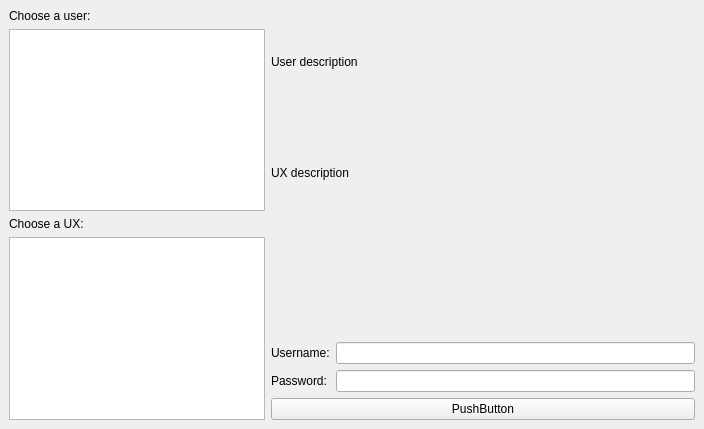
First picture: the form in src/uxselect.ui, repository bwachter/uxselect, before the edit.
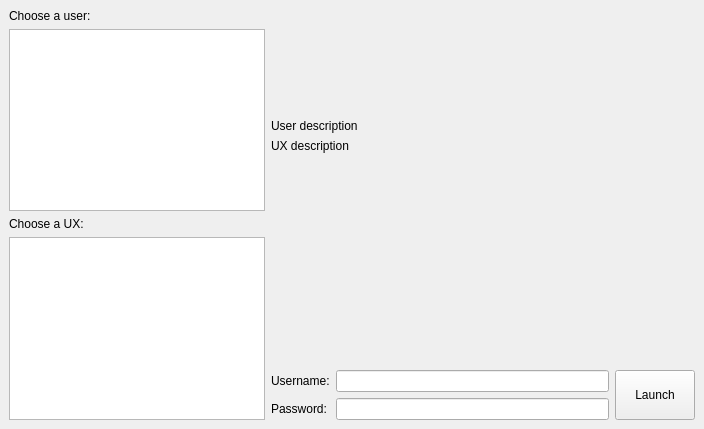
Second picture: the form after the edit.

Commit message: Several UI improvments, make icons configurable

```diff
--- a/src/uxselect.ui
+++ b/src/uxselect.ui
@@ -100,6 +100,32 @@
     </item>
     <item>
      <layout class="QVBoxLayout" name="verticalLayout_3">
+      <item>
+       <widget class="QLabel" name="bannerLabel">
+        <property name="sizePolicy">
+         <sizepolicy hsizetype="Preferred" vsizetype="Preferred">
+          <horstretch>0</horstretch>
+          <verstretch>0</verstretch>
+         </sizepolicy>
+        </property>
+        <property name="text">
+         <string/>
+        </property>
+       </widget>
+      </item>
+      <item>
+       <spacer name="verticalSpacer_2">
+        <property name="orientation">
+         <enum>Qt::Vertical</enum>
+        </property>
+        <property name="sizeHint" stdset="0">
+         <size>
+          <width>20</width>
+          <height>40</height>
+         </size>
+        </property>
+       </spacer>
+      </item>
       <item>
        <widget class="QLabel" name="userDescriptionLabel">
         <property name="sizePolicy">
@@ -126,13 +152,49 @@
         </property>
        </widget>
       </item>
+      <item>
+       <spacer name="verticalSpacer">
+        <property name="orientation">
+         <enum>Qt::Vertical</enum>
+        </property>
+        <property name="sizeHint" stdset="0">
+         <size>
+          <width>20</width>
+          <height>40</height>
+         </size>
+        </property>
+       </spacer>
+      </item>
       <item>
        <widget class="QLabel" name="messageLabel">
+        <property name="font">
+         <font>
+          <pointsize>16</pointsize>
+         </font>
+        </property>
         <property name="text">
          <string/>
         </property>
+        <property name="alignment">
+         <set>Qt::AlignCenter</set>
+        </property>
        </widget>
       </item>
+      <item>
+       <spacer name="verticalSpacer_3">
+        <property name="orientation">
+         <enum>Qt::Vertical</enum>
+        </property>
+        <property name="sizeHint" stdset="0">
+         <size>
+          <width>20</width>
+          <height>40</height>
+         </size>
+        </property>
+       </spacer>
+      </item>
+      <item>
+       <layout class="QHBoxLayout" name="horizontalLayout_2">
       <item>
        <layout class="QGridLayout" name="gridLayout">
         <item row="2" column="1">
@@ -173,10 +235,18 @@
       </item>
       <item>
        <widget class="QPushButton" name="loginButton">
+          <property name="sizePolicy">
+           <sizepolicy hsizetype="Minimum" vsizetype="Minimum">
+            <horstretch>0</horstretch>
+            <verstretch>0</verstretch>
+           </sizepolicy>
+          </property>
         <property name="text">
-         <string>PushButton</string>
-        </property>
-       </widget>
+           <string>Launch</string>
+          </property>
+         </widget>
+        </item>
+       </layout>
       </item>
      </layout>
     </item>
```
Left out of the diff: 22 changed lines with no effect on the pictures. Lines whose indentation alone changed are shown as unchanged. The commit also changes 3 other files.
